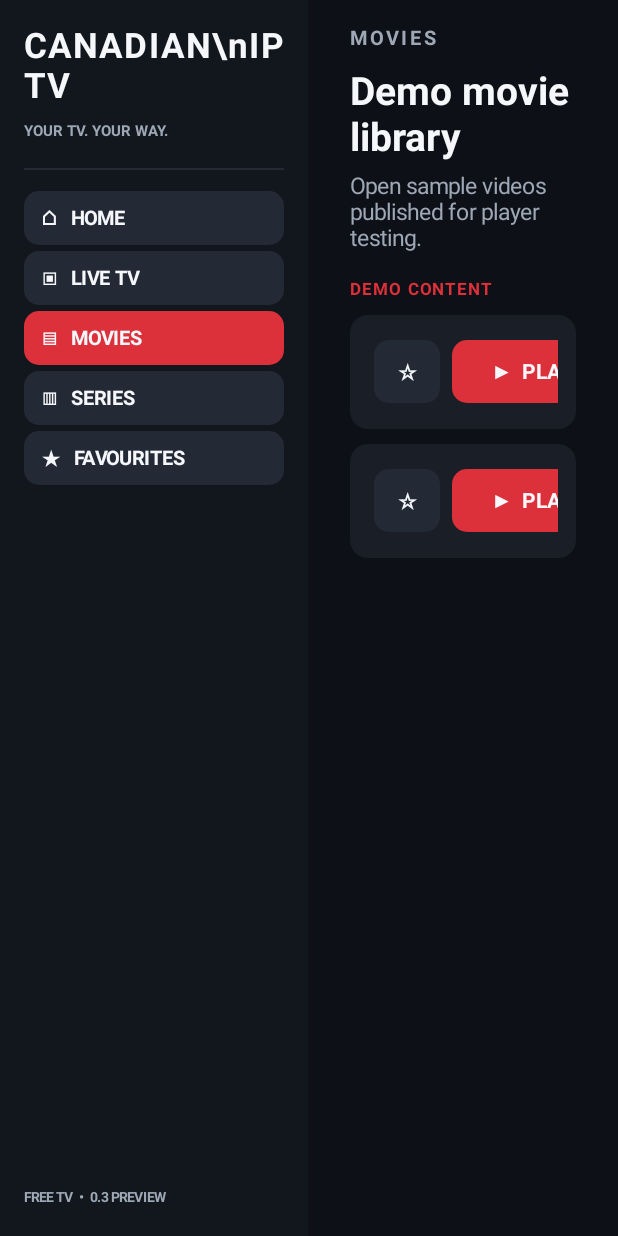
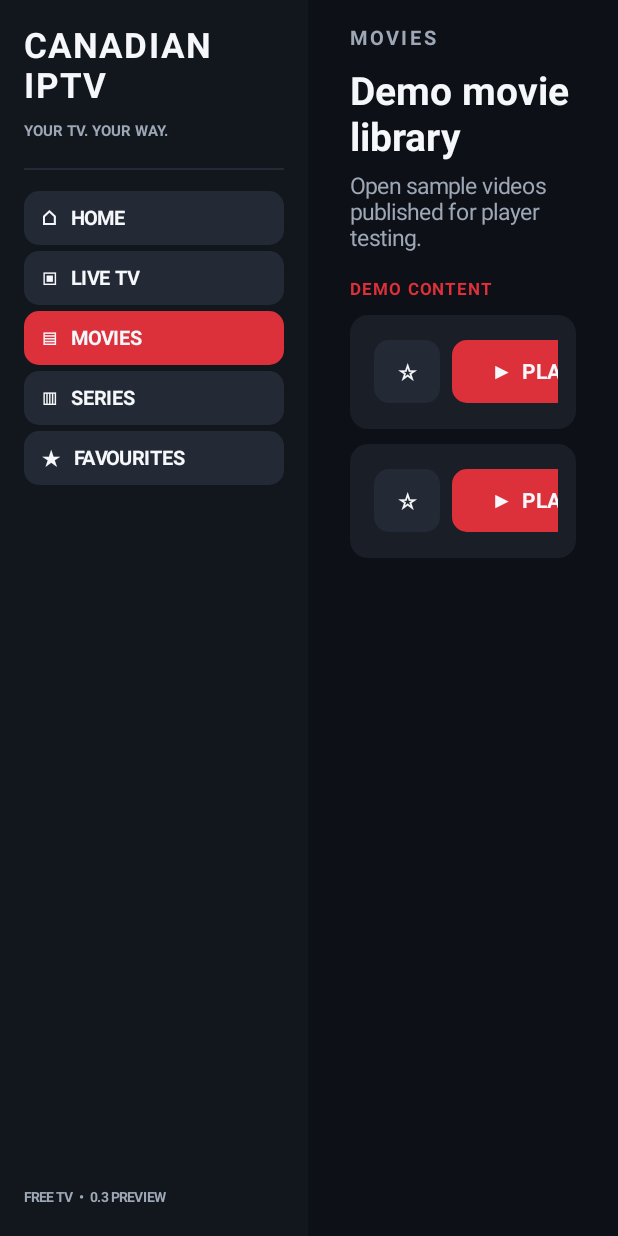
Before and after one commit to DeadManBP/Canadian-IPTV, an Android app: the screen it shows after launch (MainActivity), after a tap on "▤ MOVIES", on a phone screen of 412 x 824 dp. Run offline under Robolectric (Android 15) with nearby library versions, the phone set to English and light mode, and no system bars; 2 other taps on this screen came first.

Commit message:
Improve TV remote focus visibility and fix IPTV logo line break

```diff
--- a/app/src/main/java/ca/canadianiptv/app/MainActivity.java
+++ b/app/src/main/java/ca/canadianiptv/app/MainActivity.java
@@ -104,7 +104,7 @@ public class MainActivity extends Activity {
         rail.setPadding(dp(16), dp(14), dp(16), dp(20));
         rail.setBackgroundColor(Color.rgb(18, 22, 29));
         root.addView(rail, new LinearLayout.LayoutParams(dp(205), -1));
-        TextView brand = text("CANADIAN\\nIPTV", 23, WHITE, true);
+        TextView brand = text("CANADIAN\nIPTV", 23, WHITE, true);
         brand.setLetterSpacing(0.06f);
         rail.addView(brand);
         TextView edition = text("YOUR TV. YOUR WAY.", 10, MUTED, true);
@@ -328,6 +328,12 @@ public class MainActivity extends Activity {
         row.addView(play, params(105, 42));
         play.setOnClickListener(v -> playDemo(name, url));
         row.setFocusable(true);
+        row.setFocusableInTouchMode(false);
+        row.setOnFocusChangeListener((v, focused) -> {
+            GradientDrawable background = round(focused ? PANEL_LIGHT : PANEL, 12);
+            if (focused) background.setStroke(dp(3), WHITE);
+            row.setBackground(background);
+        });
         row.setOnClickListener(v -> playDemo(name, url));
     }
 
@@ -411,7 +417,11 @@ public class MainActivity extends Activity {
         view.setFocusable(true);
         view.setClickable(true);
         view.setBackground(round(primary ? RED : PANEL_LIGHT, 10));
-        view.setOnFocusChangeListener((v, focused) -> v.setBackground(round(focused ? RED : (primary ? RED : PANEL_LIGHT), 10)));
+        view.setOnFocusChangeListener((v, focused) -> {
+            GradientDrawable background = round(primary ? RED : (focused ? RED : PANEL_LIGHT), 10);
+            if (focused) background.setStroke(dp(3), WHITE);
+            view.setBackground(background);
+        });
         return view;
     }
 
```
